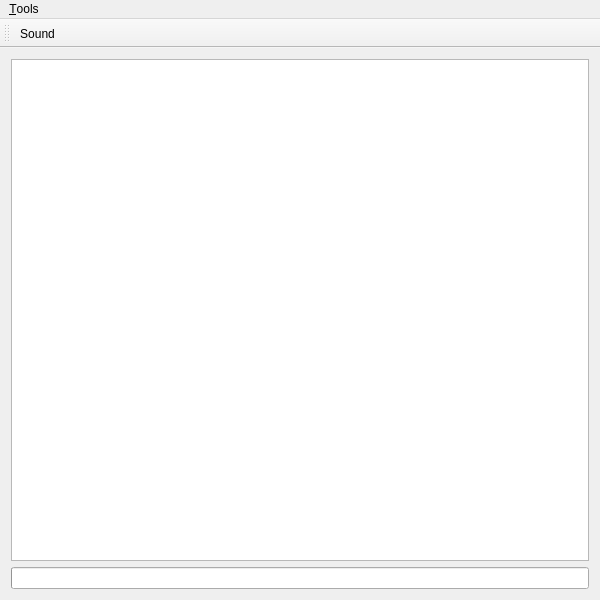
ArcticNoise/QtVideoConverter, file mainwindow.ui: the form before one commit.
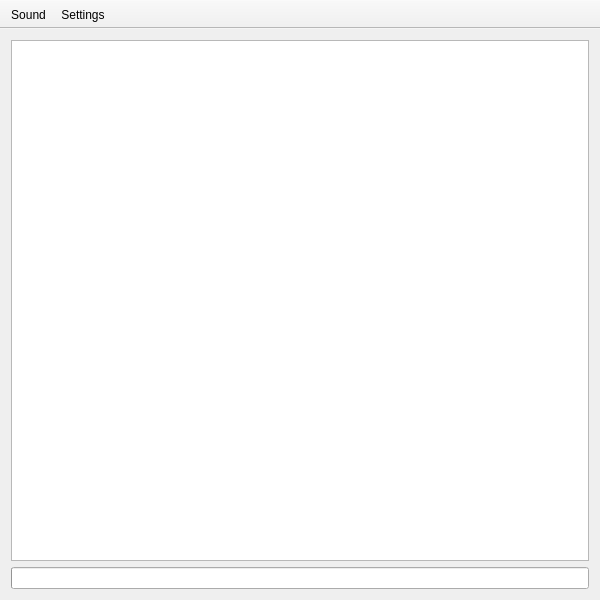
The form after the commit. Icons and pictures are not drawn. Custom widgets are drawn as their Qt base class.

Commit message: Removed menubar. Added settings call to toolbar

Patch:
```diff
--- a/mainwindow.ui
+++ b/mainwindow.ui
@@ -39,27 +39,13 @@
     </item>
    </layout>
   </widget>
-  <widget class="QMenuBar" name="menuBar">
-   <property name="geometry">
-    <rect>
-     <x>0</x>
-     <y>0</y>
-     <width>600</width>
-     <height>21</height>
-    </rect>
-   </property>
-   <widget class="QMenu" name="menuTools">
-    <property name="title">
-     <string>&amp;Tools</string>
-    </property>
-    <addaction name="action_Settings"/>
-   </widget>
-   <addaction name="menuTools"/>
-  </widget>
   <widget class="QToolBar" name="toolBar">
    <property name="windowTitle">
     <string>toolBar</string>
    </property>
+   <property name="movable">
+    <bool>false</bool>
+   </property>
    <attribute name="toolBarArea">
     <enum>TopToolBarArea</enum>
    </attribute>
@@ -67,6 +53,7 @@
     <bool>false</bool>
    </attribute>
    <addaction name="action_Sound"/>
+   <addaction name="action_Settings"/>
   </widget>
   <action name="action_Settings">
    <property name="text">
```
Left out of the diff: 4 changed lines with no effect on the pictures. The commit also changes 4 other files.
